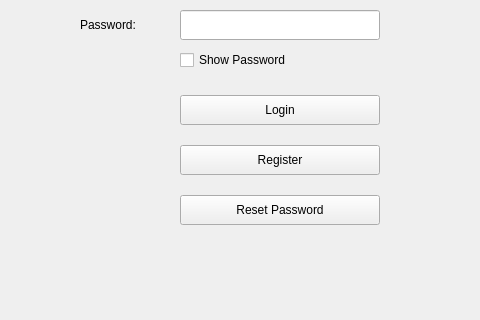
Qt form LockBox/loginwindow.ui (Anaswara-Suresh/password-manager) before a commit; both pictures show x 0 to 480 and y 175 to 495 of the 480 by 600 pixel window.
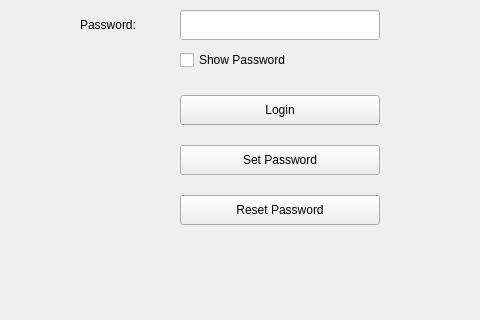
The same form after that commit.

The edit to the form file:
```diff
--- a/LockBox/loginwindow.ui
+++ b/LockBox/loginwindow.ui
@@ -121,7 +121,7 @@
      </rect>
     </property>
     <property name="text">
-     <string>Register</string>
+     <string>Set Password</string>
     </property>
    </widget>
    <widget class="QPushButton" name="resetPasswordButton">
```
Left out of the diff: 2 changed lines with no effect on the pictures.
